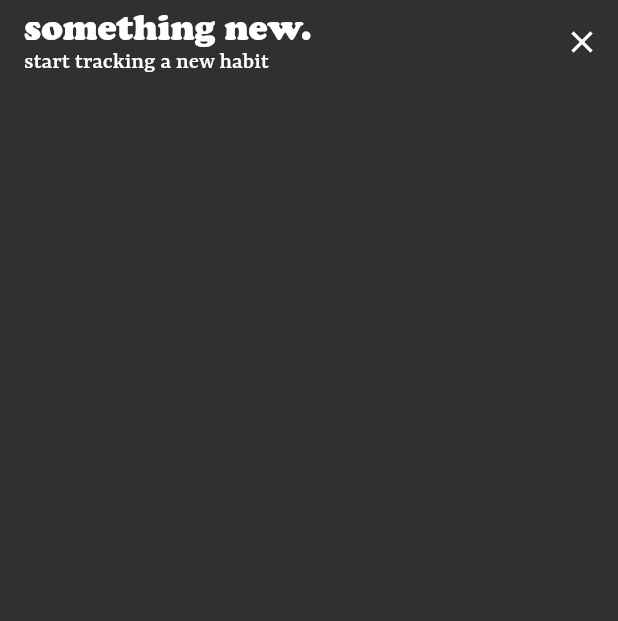
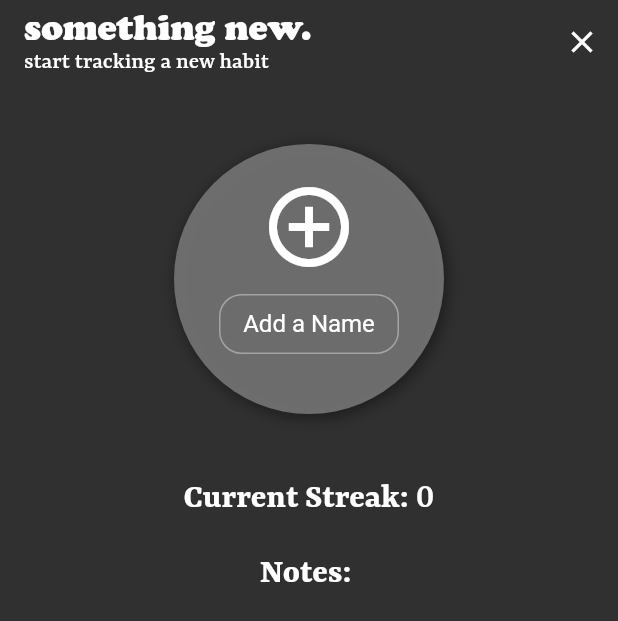
Before and after one commit to willzittlau/accountable, a Flutter app: the AddHabitScreen screen opened by its route, on a phone screen of 412 x 824 dp. Shown: the top 621 px of the screen. Run offline on Flutter 3.47's test engine with Material 2 defaults, Android fonts, the phone set to English and light mode, and no system bars; our stand-ins replace shared_preferences, universal_platform; accounts and stored records are empty.

Commit message:
Add habit page

```diff
--- a/lib/src/models/habit.dart
+++ b/lib/src/models/habit.dart
@@ -1,12 +1,19 @@
-class Habit  {
-  final String emoji;
-  final String name;
-  final String notes;
-  final int streak;
-  final int average;
-  final int best;
-  final int numResets;
+class Habit {
+  String emoji;
+  String name;
+  String notes;
+  int streak;
+  int average;
+  int best;
+  int numResets;
+  DateTime startDate;
 
-  Habit({this.emoji, this.name, this.streak, this.average, this.best, this.notes, this.numResets});
-
+  Habit({emoji, this.name, streak, average, best, notes, numResets, startDate})
+      : emoji = emoji ?? name[0],
+        streak = streak ?? 0,
+        average = average ?? 0,
+        best = best ?? 0,
+        notes = notes ?? '',
+        numResets = numResets ?? 0,
+        startDate = startDate ?? DateTime.now();
 }
--- a/lib/src/views/add_habit.dart
+++ b/lib/src/views/add_habit.dart
@@ -1,3 +1,6 @@
+import 'package:accountable/src/models/habit.dart';
+import 'package:accountable/src/widgets/add_habit_page_icon.dart';
+import 'package:accountable/src/widgets/add_habit_stats.dart';
 import 'package:accountable/src/widgets/app_bar_title.dart';
 import 'package:flutter/material.dart';
 
@@ -27,6 +30,7 @@ class AddHabitScreen extends StatelessWidget {
 
 // Screen Content
 class AddHabitPage extends StatelessWidget {
+  final habit =  Habit(name: ' ');
   @override
   Widget build(BuildContext context) {
     return LayoutBuilder(builder: (context, constraints) {
@@ -34,10 +38,13 @@ class AddHabitPage extends StatelessWidget {
           child: ConstrainedBox(
               constraints: BoxConstraints(
                   maxWidth: 800, minHeight: constraints.maxHeight),
-                  child: Column(
-                      crossAxisAlignment: CrossAxisAlignment.center,
-                      mainAxisSize: MainAxisSize.max,
-                      children: <Widget>[])));
+              child: Column(
+                  crossAxisAlignment: CrossAxisAlignment.center,
+                  mainAxisSize: MainAxisSize.max,
+                  children: <Widget>[
+                    AddHabitPageIcon(habit: habit),
+                    AddHabitStats(habit: habit)
+                  ])));
     });
   }
 }
--- a/lib/src/views/edit_habit.dart
+++ b/lib/src/views/edit_habit.dart
@@ -35,7 +35,7 @@ class EditHabitScreen extends StatelessWidget {
                   return DeleteHabitDialog(
                     title: "Delete this Habit?",
                     description:
-                        "Are you sure you want to delete this habit? This action cannot be undone.",
+                        "Are you sure you want to delete '${habit.name}\'? This action cannot be undone.",
                     btnText: "Cancel",
                     btn2Text: "Yes",
                     habit: habit,
--- a/lib/src/views/view_habit.dart
+++ b/lib/src/views/view_habit.dart
@@ -1,8 +1,8 @@
 import 'package:accountable/src/models/habit.dart';
 import 'package:accountable/src/views/edit_habit.dart';
 import 'package:accountable/src/widgets/app_bar_title.dart';
-import 'package:accountable/src/widgets/habit_page_icon.dart';
-import 'package:accountable/src/widgets/habit_stats.dart';
+import 'package:accountable/src/widgets/view_habit_page_icon.dart';
+import 'package:accountable/src/widgets/view_habit_stats.dart';
 import 'package:accountable/src/widgets/list_fade.dart';
 import 'package:flutter/material.dart';
 
@@ -60,16 +60,15 @@ class ViewHabitPage extends StatelessWidget {
               child: SingleChildScrollView(
                   child: ConstrainedBox(
                       constraints: BoxConstraints(
-                          maxWidth: 800,
-                          minHeight: constraints.maxHeight - 80),
+                          maxWidth: 800, minHeight: constraints.maxHeight - 80),
                       child: Padding(
                           padding: EdgeInsets.fromLTRB(0, 0, 0, 10),
                           child: Column(
                               crossAxisAlignment: CrossAxisAlignment.center,
                               mainAxisSize: MainAxisSize.max,
                               children: <Widget>[
-                                HabitPageIcon(habit: habit),
-                                HabitStats(habit: habit),
+                                ViewHabitPageIcon(habit: habit),
+                                ViewHabitStats(habit: habit),
                               ]))))));
     });
   }
--- /dev/null
+++ b/lib/src/widgets/add_habit_page_icon.dart
@@ -0,0 +1,61 @@
+import 'package:accountable/src/models/habit.dart';
+import 'package:flutter/material.dart';
+import 'package:flutter/rendering.dart';
+
+class AddHabitPageIcon extends StatelessWidget {
+  final Habit habit;
+
+  AddHabitPageIcon({this.habit});
+
+  @override
+  Widget build(BuildContext context) {
+    return Padding(
+        padding: EdgeInsets.fromLTRB(0, 40, 0, 0),
+        child: MouseRegion(
+            cursor: SystemMouseCursors.click,
+            child: Container(
+                padding: EdgeInsets.all(5),
+                width: 180,
+                height: 180,
+                child: Column(
+                    crossAxisAlignment: CrossAxisAlignment.center,
+                    children: [
+                      Padding(
+                        padding: EdgeInsets.fromLTRB(0, 10, 0, 5),
+                        child: IconButton(
+                          icon: const Icon(Icons.add_circle_outline),
+                          color: Theme.of(context).hintColor,
+                          iconSize: 64,
+                          onPressed: () {},
+                        ),
+                      ),
+                      Container(
+                        width: 120.0,
+                        height: 40,
+                        child: TextField(
+                            onSubmitted: (String value) {
+                              habit.name = value;
+                            },
+                            textAlign: TextAlign.center,
+                            decoration: InputDecoration(
+                                border: OutlineInputBorder(
+                                    borderRadius:
+                                        BorderRadius.all(Radius.circular(15))),
+                                hintText: 'Add a Name',
+                                contentPadding: EdgeInsets.all(8))),
+                      )
+                    ]),
+                decoration: BoxDecoration(
+                  shape: BoxShape.circle,
+                  boxShadow: [
+                    BoxShadow(
+                      color: Colors.black.withOpacity(0.4),
+                      spreadRadius: 1,
+                      blurRadius: 8,
+                      offset: Offset(2, 2), // changes position of shadow
+                    ),
+                  ],
+                  color: Theme.of(context).accentColor.withOpacity(0.9),
+                ))));
+  }
+}
--- /dev/null
+++ b/lib/src/widgets/add_habit_stats.dart
@@ -0,0 +1,56 @@
+import 'package:accountable/src/models/habit.dart';
+import 'package:flutter/material.dart';
+
+class AddHabitStats extends StatelessWidget {
+  final Habit habit;
+
+  AddHabitStats({this.habit});
+
+  @override
+  Widget build(BuildContext context) {
+    return Column(crossAxisAlignment: CrossAxisAlignment.center, children: [
+      Padding(
+          padding: EdgeInsets.fromLTRB(0, 40, 0, 0),
+          child: RichText(
+            text: TextSpan(
+              children: <TextSpan>[
+                new TextSpan(
+                    text: 'Current Streak: ',
+                    style: TextStyle(
+                        fontFamily: 'Yrsa',
+                        fontSize: 24,
+                        fontWeight: FontWeight.bold,
+                        color: Theme.of(context).hintColor)),
+                new TextSpan(
+                    text: habit.streak.toString(),
+                    style: TextStyle(
+                        fontFamily: 'Yrsa',
+                        fontSize: 26,
+                        color: Theme.of(context).hintColor)),
+              ],
+            ),
+          )),
+      Padding(
+          padding: EdgeInsets.fromLTRB(20, 20, 20, 0),
+          child: RichText(
+            text: TextSpan(
+              children: <TextSpan>[
+                new TextSpan(
+                    text: 'Notes: ',
+                    style: TextStyle(
+                        fontFamily: 'Yrsa',
+                        fontSize: 24,
+                        fontWeight: FontWeight.bold,
+                        color: Theme.of(context).hintColor)),
+                new TextSpan(
+                    text: habit.notes,
+                    style: TextStyle(
+                        fontFamily: 'Yrsa',
+                        fontSize: 20,
+                        color: Theme.of(context).hintColor)),
+              ],
+            ),
+          )),
+    ]);
+  }
+}
--- a/lib/src/widgets/delete_habit_dialog.dart
+++ b/lib/src/widgets/delete_habit_dialog.dart
@@ -38,7 +38,7 @@ class DeleteHabitDialog extends StatelessWidget {
           borderRadius: BorderRadius.circular(20),
           boxShadow: [
             BoxShadow(
-                color: Colors.black, offset: Offset(0, 10), blurRadius: 10),
+                color: Colors.black, offset: Offset(1, 5), blurRadius: 10),
           ]),
       child: Column(
         mainAxisSize: MainAxisSize.min,
--- a/lib/src/widgets/habit_page_icon.dart
+++ b/lib/src/widgets/view_habit_page_icon.dart
@@ -3,10 +3,10 @@ import 'package:accountable/src/views/edit_habit.dart';
 import 'package:flutter/material.dart';
 import 'package:flutter/rendering.dart';
 
-class HabitPageIcon extends StatelessWidget {
+class ViewHabitPageIcon extends StatelessWidget {
   final Habit habit;
 
-  HabitPageIcon({this.habit});
+  ViewHabitPageIcon({this.habit});
 
   @override
   Widget build(BuildContext context) {
--- a/lib/src/widgets/habit_stats.dart
+++ b/lib/src/widgets/view_habit_stats.dart
@@ -1,10 +1,10 @@
 import 'package:accountable/src/models/habit.dart';
 import 'package:flutter/material.dart';
 
-class HabitStats extends StatelessWidget {
+class ViewHabitStats extends StatelessWidget {
   final Habit habit;
 
-  HabitStats({this.habit});
+  ViewHabitStats({this.habit});
 
   @override
   Widget build(BuildContext context) {
@@ -15,7 +15,7 @@ class HabitStats extends StatelessWidget {
             text: TextSpan(
               children: <TextSpan>[
                 new TextSpan(
-                    text: 'Current: ',
+                    text: 'Current Streak: ',
                     style: TextStyle(
                         fontFamily: 'Yrsa',
                         fontSize: 24,
```
